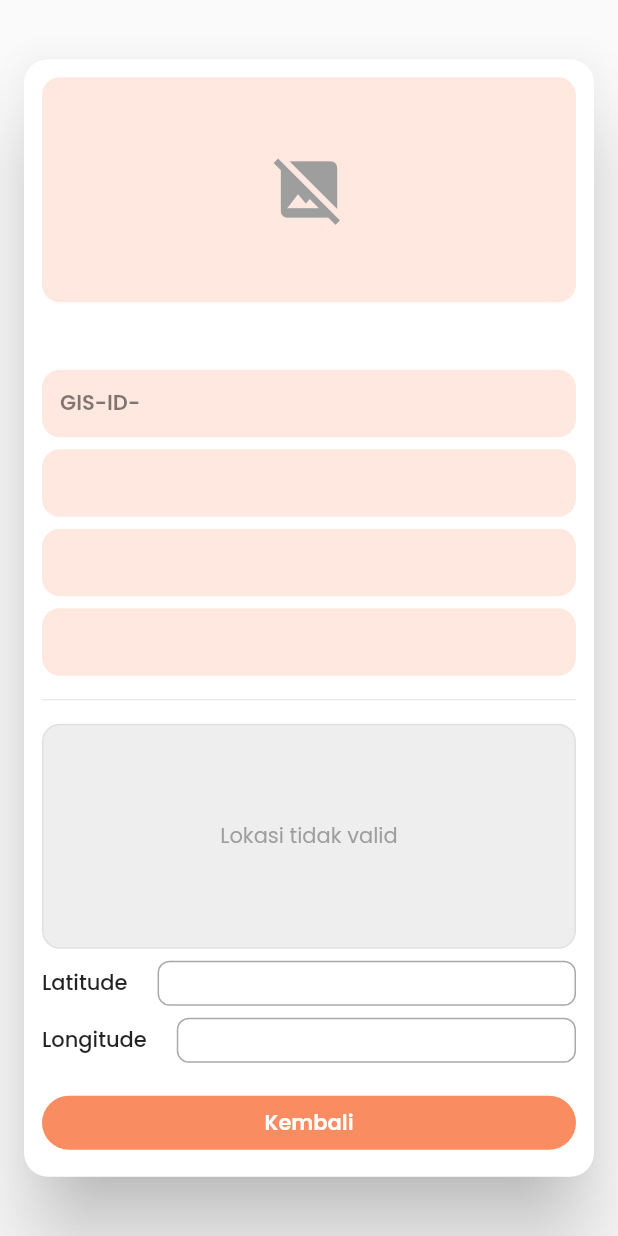
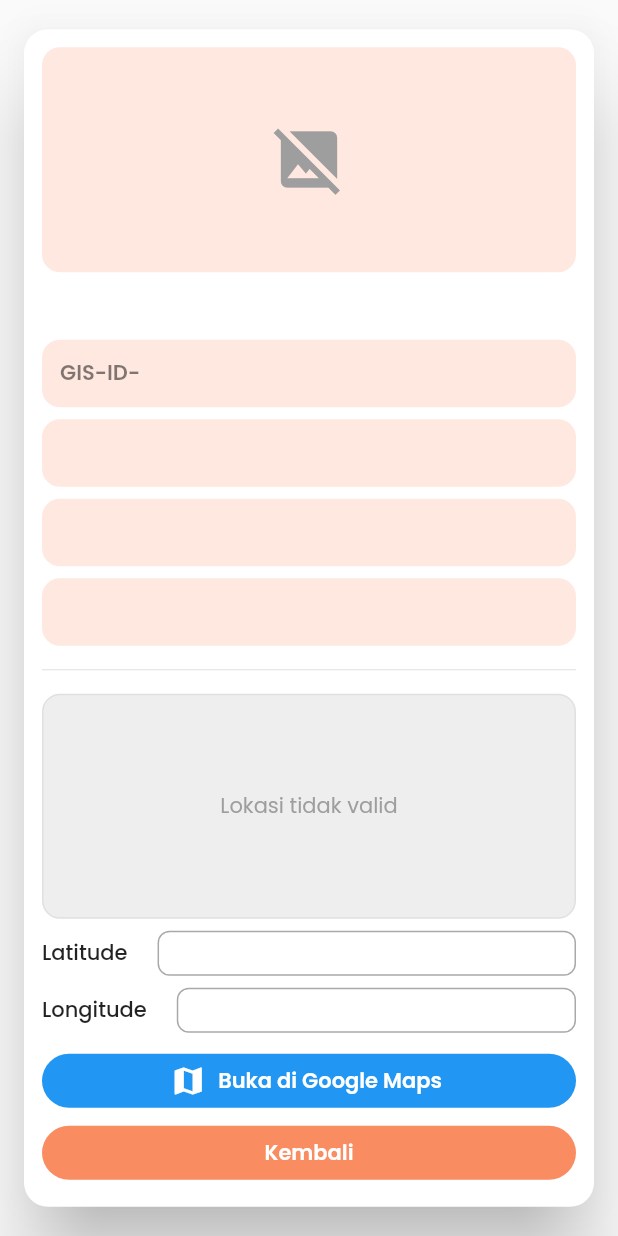
Before and after one commit to davamr2533/mobile_gis, a Flutter app: the DetailOntCard widget shown alone on an empty page, opened directly with empty values, on a phone screen of 412 x 824 dp. Run offline on Flutter 3.47's test engine with Material 3 defaults, Android fonts, the phone set to English and light mode, and no system bars; our stand-ins replace bloc, connectivity_plus, curved_navigation_bar, equatable, firebase_core, firebase_messaging and 11 more; accounts and stored records are empty; network calls fail.

Commit message:
eval part 2

```diff
--- a/lib/widgets/cards/detail_ont_card.dart
+++ b/lib/widgets/cards/detail_ont_card.dart
@@ -5,6 +5,8 @@
 import 'package:google_fonts/google_fonts.dart';
 import 'package:latlong2/latlong.dart';
 import 'package:smooth_page_indicator/smooth_page_indicator.dart';
+import 'package:url_launcher/url_launcher.dart';
+
 
 class DetailOntCard extends StatelessWidget {
   final OntModel ont;
@@ -138,7 +140,29 @@
               _coordRow("Latitude", ont.latitude),
               _coordRow("Longitude", ont.longitude),
 
-              const SizedBox(height: 8),
+              SizedBox(
+                width: double.infinity,
+                child: ElevatedButton.icon(
+                  onPressed: () => openGoogleMaps(lat!, lng!),
+                  style: ElevatedButton.styleFrom(
+                    elevation: 0,
+                    backgroundColor: Colors.blue,
+                    shape: RoundedRectangleBorder(
+                      borderRadius: BorderRadius.circular(50),
+                    ),
+                  ),
+                  icon: const Icon(Icons.map, color: Colors.white),
+                  label: Text(
+                    "Buka di Google Maps",
+                    style: GoogleFonts.poppins(
+                      color: Colors.white,
+                      fontWeight: FontWeight.w600,
+                    ),
+                  ),
+                ),
+              ),
+
+
               SizedBox(
                 width: double.infinity,
                 child: ElevatedButton(
@@ -273,5 +297,19 @@
     return url;
   }
 
+  Future<void> openGoogleMaps(double lat, double lng) async {
+    final Uri url = Uri.parse(
+        'https://www.google.com/maps/search/?api=1&query=$lat,$lng');
+
+    if (await canLaunchUrl(url)) {
+      await launchUrl(url, mode: LaunchMode.externalApplication);
+    } else {
+      print("Gagal membuka Google Maps.");
+    }
+  }
+
+
+
+
 
 }
--- a/pubspec.yaml
+++ b/pubspec.yaml
@@ -51,6 +51,7 @@
   firebase_messaging: ^15.0.0     #untuk menggunakan notifikasi firebase
   flutter_local_notifications: ^19.5.0
   equatable: ^2.0.5
+  url_launcher: ^6.1.14
 
 dev_dependencies:
   flutter_test:
```
Also changed, not shown: pubspec.lock, 6 other files.
